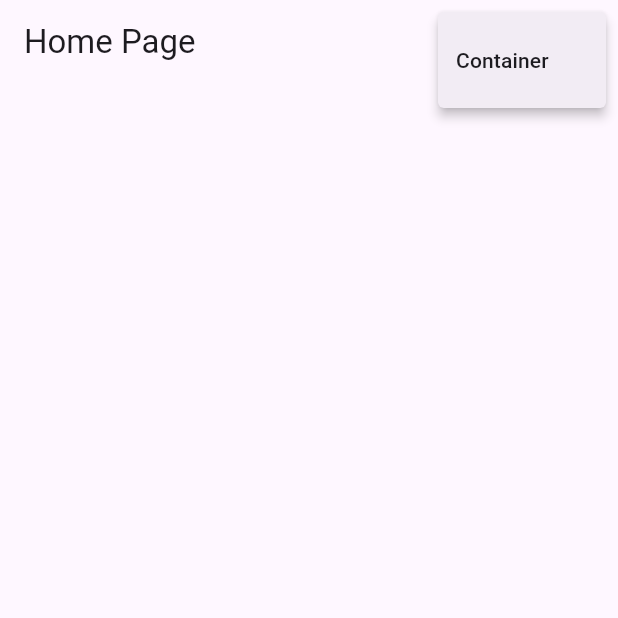
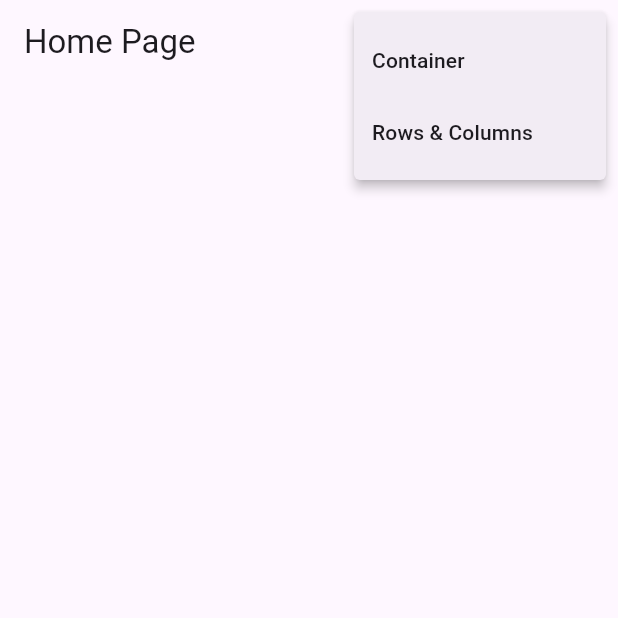
Before and after one commit to LoiolaBr17/ADF, a Flutter app: the screen it shows after launch, after a tap on the "more vert" icon, on a phone screen of 412 x 824 dp, the top half of it. Run offline on Flutter 3.47's test engine with Material 3 defaults, Android fonts, the phone set to English and light mode, and no system bars; our stand-ins replace args.

Commit message:
widgets de row e column

```diff
--- a/flutter_primeiro_projeto/lib/main.dart
+++ b/flutter_primeiro_projeto/lib/main.dart
@@ -1,6 +1,7 @@
 import 'package:flutter/material.dart';
 import 'package:flutter_primeiro_projeto/pages/container/container_page.dart';
 import 'package:flutter_primeiro_projeto/pages/home/home_page.dart';
+import 'package:flutter_primeiro_projeto/pages/rows_columns/rows_columns_page.dart';
 
 void main() {
   runApp(const MyApp());
@@ -22,6 +23,7 @@ class MyApp extends StatelessWidget {
       routes: {
         '/': (_) => const HomePage(),
         '/container': (_) => const ContainerPage(),
+        '/rows_columns': (_) => const RowsColumnsPage(),
       },
     );
   }
--- a/flutter_primeiro_projeto/lib/pages/home/home_page.dart
+++ b/flutter_primeiro_projeto/lib/pages/home/home_page.dart
@@ -1,7 +1,8 @@
 import 'package:flutter/material.dart';
 
 enum PopupMenuPages {
-  Container,
+  container,
+  rowsColumns,
 }
 
 class HomePage extends StatelessWidget {
@@ -16,16 +17,23 @@ class HomePage extends StatelessWidget {
           PopupMenuButton<PopupMenuPages>(
             onSelected: (PopupMenuPages value) {
               switch(value){
-                case PopupMenuPages.Container:
+                case PopupMenuPages.container:
                   Navigator.of(context).pushNamed('/container');
+                  break;
+                case PopupMenuPages.rowsColumns:
+                  Navigator.of(context).pushNamed('/rows_columns');
                   break;
               }
             },
             itemBuilder: (BuildContext context) {
               return <PopupMenuItem<PopupMenuPages>>[
                 const PopupMenuItem<PopupMenuPages>(
-                  value: PopupMenuPages.Container,
+                  value: PopupMenuPages.container,
                   child: Text('Container'),
+                ),
+                const PopupMenuItem<PopupMenuPages>(
+                  value: PopupMenuPages.rowsColumns,
+                  child: Text('Rows & Columns'),
                 ),
               ];
             },
```
Also changed, not shown: flutter_primeiro_projeto/lib/pages/rows_columns/rows_columns_page.dart (added, +28 -0 lines).
